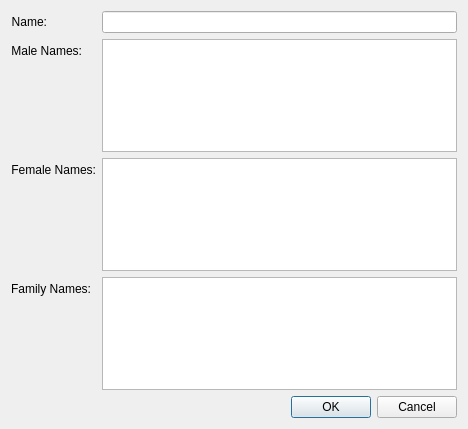
Above: ui/CreateRaceWidget.ui from jgardner1/JGRPGTools before the change. Below: the same form after it.
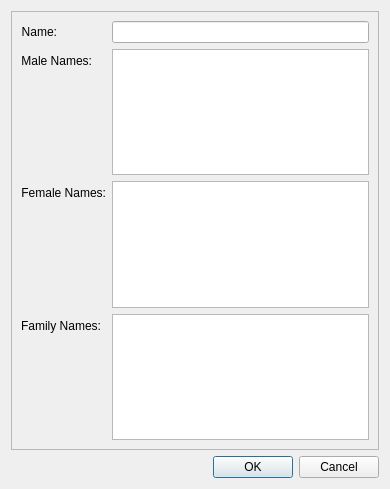
That is the form after the change.

Commit message: Now we can add names for races.

```diff
--- a/ui/CreateRaceWidget.ui
+++ b/ui/CreateRaceWidget.ui
@@ -6,13 +6,28 @@
    <rect>
     <x>0</x>
     <y>0</y>
-    <width>468</width>
-    <height>429</height>
+    <width>390</width>
+    <height>489</height>
    </rect>
   </property>
   <property name="windowTitle">
    <string>Create Race</string>
   </property>
+  <layout class="QVBoxLayout" name="verticalLayout">
+   <item>
+    <widget class="QScrollArea" name="scrollArea">
+     <property name="widgetResizable">
+      <bool>true</bool>
+     </property>
+     <widget class="QWidget" name="scrollAreaWidgetContents">
+      <property name="geometry">
+       <rect>
+        <x>0</x>
+        <y>0</y>
+        <width>374</width>
+        <height>435</height>
+       </rect>
+      </property>
   <layout class="QFormLayout" name="formLayout">
    <item row="0" column="0">
     <widget class="QLabel" name="label">
@@ -33,16 +48,68 @@
    <item row="0" column="1">
     <widget class="QLineEdit" name="nameLineEdit"/>
    </item>
-   <item row="3" column="1">
+       <item row="1" column="0">
+        <widget class="QLabel" name="label_2">
+         <property name="text">
+          <string>Male Names:</string>
+         </property>
+         <property name="textFormat">
+          <enum>Qt::PlainText</enum>
+         </property>
+         <property name="alignment">
+          <set>Qt::AlignRight|Qt::AlignTrailing|Qt::AlignVCenter</set>
+         </property>
+         <property name="labelClass" stdset="0">
+          <string>fieldName</string>
+         </property>
+        </widget>
+       </item>
+       <item row="1" column="1">
     <widget class="QPlainTextEdit" name="maleNamesTextEdit"/>
    </item>
-   <item row="5" column="1">
+       <item row="2" column="0">
+        <widget class="QLabel" name="label_3">
+         <property name="text">
+          <string>Female Names:</string>
+         </property>
+         <property name="textFormat">
+          <enum>Qt::PlainText</enum>
+         </property>
+         <property name="alignment">
+          <set>Qt::AlignRight|Qt::AlignTrailing|Qt::AlignVCenter</set>
+         </property>
+         <property name="labelClass" stdset="0">
+          <string>fieldName</string>
+         </property>
+        </widget>
+       </item>
+       <item row="2" column="1">
     <widget class="QPlainTextEdit" name="femaleNamesTextEdit"/>
    </item>
-   <item row="7" column="1">
+       <item row="3" column="0">
+        <widget class="QLabel" name="label_4">
+         <property name="text">
+          <string>Family Names:</string>
+         </property>
+         <property name="textFormat">
+          <enum>Qt::PlainText</enum>
+         </property>
+         <property name="alignment">
+          <set>Qt::AlignRight|Qt::AlignTrailing|Qt::AlignVCenter</set>
+         </property>
+         <property name="labelClass" stdset="0">
+          <string>fieldName</string>
+         </property>
+        </widget>
+       </item>
+       <item row="3" column="1">
     <widget class="QPlainTextEdit" name="familyNamesTextEdit"/>
    </item>
-   <item row="8" column="1">
+      </layout>
+     </widget>
+    </widget>
+   </item>
+   <item>
     <widget class="QDialogButtonBox" name="buttonBox">
      <property name="orientation">
       <enum>Qt::Horizontal</enum>
@@ -52,54 +119,6 @@
      </property>
     </widget>
    </item>
-   <item row="3" column="0">
-    <widget class="QLabel" name="label_2">
-     <property name="text">
-      <string>Male Names:</string>
-     </property>
-     <property name="textFormat">
-      <enum>Qt::PlainText</enum>
-     </property>
-     <property name="alignment">
-      <set>Qt::AlignRight|Qt::AlignTrailing|Qt::AlignVCenter</set>
-     </property>
-     <property name="labelClass" stdset="0">
-      <string>fieldName</string>
-     </property>
-    </widget>
-   </item>
-   <item row="5" column="0">
-    <widget class="QLabel" name="label_3">
-     <property name="text">
-      <string>Female Names:</string>
-     </property>
-     <property name="textFormat">
-      <enum>Qt::PlainText</enum>
-     </property>
-     <property name="alignment">
-      <set>Qt::AlignRight|Qt::AlignTrailing|Qt::AlignVCenter</set>
-     </property>
-     <property name="labelClass" stdset="0">
-      <string>fieldName</string>
-     </property>
-    </widget>
-   </item>
-   <item row="7" column="0">
-    <widget class="QLabel" name="label_4">
-     <property name="text">
-      <string>Family Names:</string>
-     </property>
-     <property name="textFormat">
-      <enum>Qt::PlainText</enum>
-     </property>
-     <property name="alignment">
-      <set>Qt::AlignRight|Qt::AlignTrailing|Qt::AlignVCenter</set>
-     </property>
-     <property name="labelClass" stdset="0">
-      <string>fieldName</string>
-     </property>
-    </widget>
-   </item>
   </layout>
  </widget>
  <resources/>
```
Lines whose indentation alone changed are shown as unchanged. The commit also changes 5 other files.
